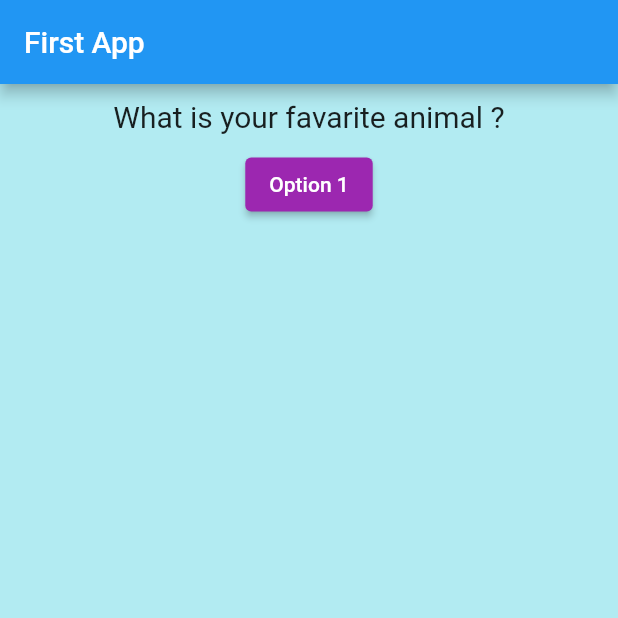
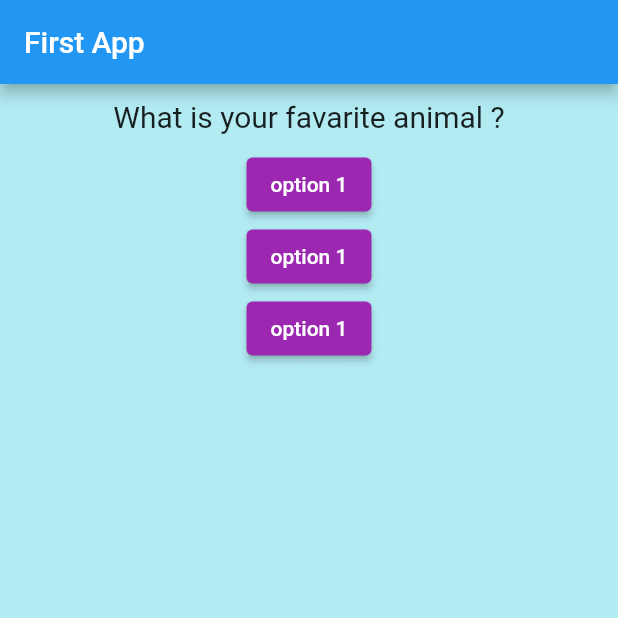
Before and after one commit to ayush8808/flutter_start, a Flutter app: the screen it shows after launch, on a phone screen of 412 x 824 dp, the top half of it. Run offline on Flutter 3.47's test engine with Material 2 defaults, Android fonts, the phone set to English and light mode, and no system bars.

Commit message:
seperated widgets are working

```diff
--- a/lib/answer.dart
+++ b/lib/answer.dart
@@ -1,15 +1,15 @@
 import 'package:flutter/material.dart';
 
 class Answer extends StatelessWidget {
-  final Function handler;
+  final void Function() handler;
   Answer(this.handler);
 
   @override
   Widget build(BuildContext context) {
     return Container(
-      child:ElevatedButton(
-        onPressed:() => handler,
-        child: Text('Option 1'),
+      child: ElevatedButton(
+        onPressed: handler,
+        child: Text("option 1"),
         style: ElevatedButton.styleFrom(
           primary: Colors.purple,
         ),
--- a/lib/main.dart
+++ b/lib/main.dart
@@ -13,21 +13,22 @@ class _MyApp extends StatefulWidget {
 
 class _MyAppState extends State<_MyApp> {
   var _questionIndex = 0;
-  void _AnsQues(a) {
+  var _question = [
+    'What is your favarite animal ?',
+    'What is your favorite color ?',
+  ];
+  void _AnsQues() {
     setState(() {
       _questionIndex += 1;
-      if (_questionIndex == a.length) {
+      if (_questionIndex == _question.length) {
         _questionIndex = 0;
       }
     });
   }
 
+
   @override
   Widget build(BuildContext context) {
-    var _question = [
-      'What is your favarite animal ?',
-      'What is your favorite color ?',
-    ];
     return MaterialApp(
         debugShowCheckedModeBanner: false,
         home: Scaffold(
@@ -40,13 +41,9 @@ class _MyAppState extends State<_MyApp> {
                 Question(
                   _question[_questionIndex],
                 ),
-                ElevatedButton(
-                  onPressed: () => _AnsQues(_question),
-                  child: Text("Option 1"),
-                  style: ElevatedButton.styleFrom(
-                    primary: Colors.purple,
-                  ),
-                )
+                Answer(_AnsQues),
+                Answer(_AnsQues),
+                Answer(_AnsQues),
               ],
             ),
           ),
```
